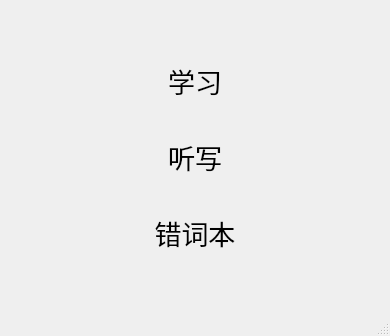
Before: the Qt Designer form myApp/ui/ui/mainUI.ui in weilindong666/MyCode, drawn with Qt 5.
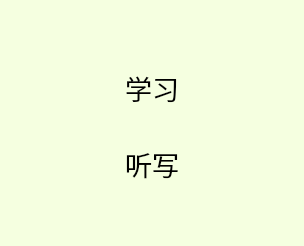
After: the same form once the commit is applied.

The edit to the form file:
```diff
--- a/myApp/ui/ui/mainUI.ui
+++ b/myApp/ui/ui/mainUI.ui
@@ -6,17 +6,59 @@
    <rect>
     <x>0</x>
     <y>0</y>
-    <width>390</width>
-    <height>336</height>
+    <width>304</width>
+    <height>246</height>
    </rect>
   </property>
   <property name="windowTitle">
    <string>背单词工具</string>
   </property>
+  <property name="styleSheet">
+   <string notr="true">background-color:rgb(245, 255, 224)</string>
+  </property>
   <widget class="QWidget" name="centralwidget">
    <layout class="QVBoxLayout" name="verticalLayout_2">
     <item>
-     <layout class="QVBoxLayout" name="verticalLayout" stretch="1,1,1">
+     <layout class="QVBoxLayout" name="verticalLayout" stretch="1,2,2">
+      <property name="spacing">
+       <number>6</number>
+      </property>
+      <property name="topMargin">
+       <number>0</number>
+      </property>
+      <item>
+       <layout class="QHBoxLayout" name="horizontalLayout_4">
+        <item>
+         <spacer name="horizontalSpacer">
+          <property name="orientation">
+           <enum>Qt::Horizontal</enum>
+          </property>
+          <property name="sizeHint" stdset="0">
+           <size>
+            <width>40</width>
+            <height>20</height>
+           </size>
+          </property>
+         </spacer>
+        </item>
+        <item>
+         <widget class="QPushButton" name="close_Button">
+          <property name="sizePolicy">
+           <sizepolicy hsizetype="Fixed" vsizetype="Fixed">
+            <horstretch>0</horstretch>
+            <verstretch>0</verstretch>
+           </sizepolicy>
+          </property>
+          <property name="text">
+           <string/>
+          </property>
+          <property name="flat">
+           <bool>true</bool>
+          </property>
+         </widget>
+        </item>
+       </layout>
+      </item>
       <item>
        <layout class="QHBoxLayout" name="horizontalLayout">
         <item>
@@ -81,38 +123,6 @@
         </item>
        </layout>
       </item>
-      <item>
-       <layout class="QHBoxLayout" name="horizontalLayout_3">
-        <item>
-         <widget class="QPushButton" name="B_review">
-          <property name="sizePolicy">
-           <sizepolicy hsizetype="Minimum" vsizetype="Fixed">
-            <horstretch>0</horstretch>
-            <verstretch>0</verstretch>
-           </sizepolicy>
-          </property>
-          <property name="minimumSize">
-           <size>
-            <width>100</width>
-            <height>70</height>
-           </size>
-          </property>
-          <property name="font">
-           <font>
-            <family>方正舒体</family>
-            <pointsize>20</pointsize>
-           </font>
-          </property>
-          <property name="text">
-           <string>错词本</string>
-          </property>
-          <property name="flat">
-           <bool>true</bool>
-          </property>
-         </widget>
-        </item>
-       </layout>
-      </item>
      </layout>
     </item>
    </layout>
```
Left out of the diff: 2 changed lines with no effect on the pictures.
